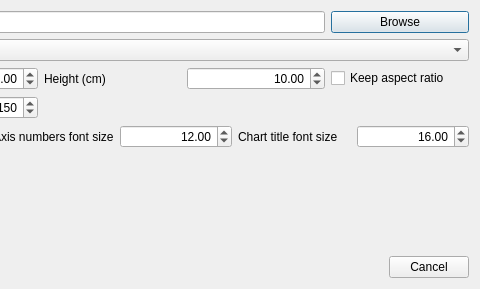
echmet/CEval, file src/gui/exportplottoimagedialog.ui: the form before one commit; both pictures show x 255 to 735 and y 0 to 289 of the 735 by 289 pixel window.
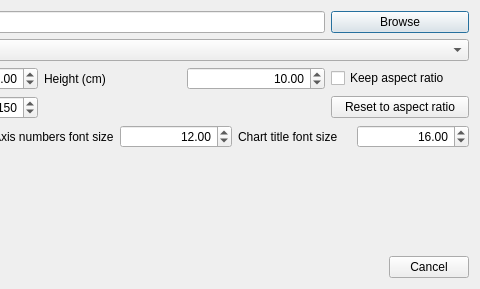
The form after the commit.

```diff
--- a/src/gui/exportplottoimagedialog.ui
+++ b/src/gui/exportplottoimagedialog.ui
@@ -119,6 +119,13 @@
        </property>
       </widget>
      </item>
+     <item row="3" column="4">
+      <widget class="QPushButton" name="qpb_resetToAspectRatio">
+       <property name="text">
+        <string>Reset to aspect ratio</string>
+       </property>
+      </widget>
+     </item>
     </layout>
    </item>
    <item>
```
